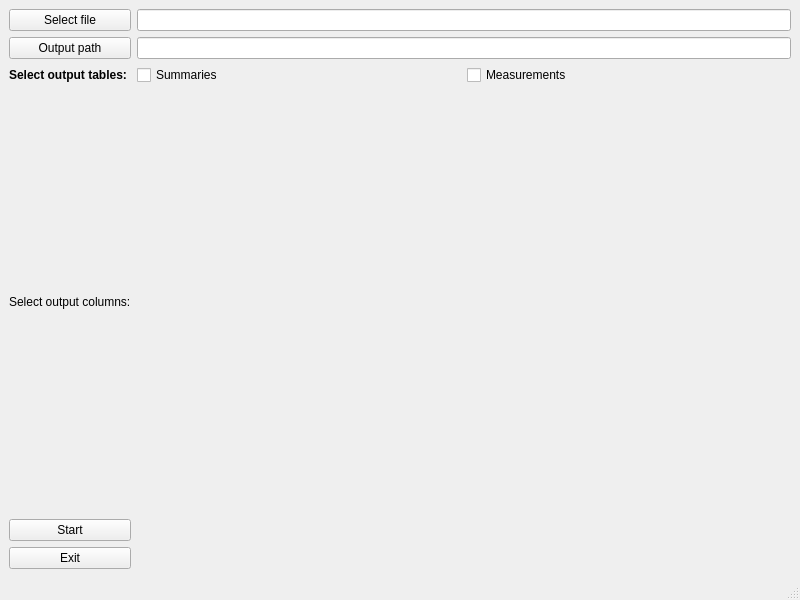
Starbat/tocc, file src/main/resources/base/gui.ui: the form before one commit.
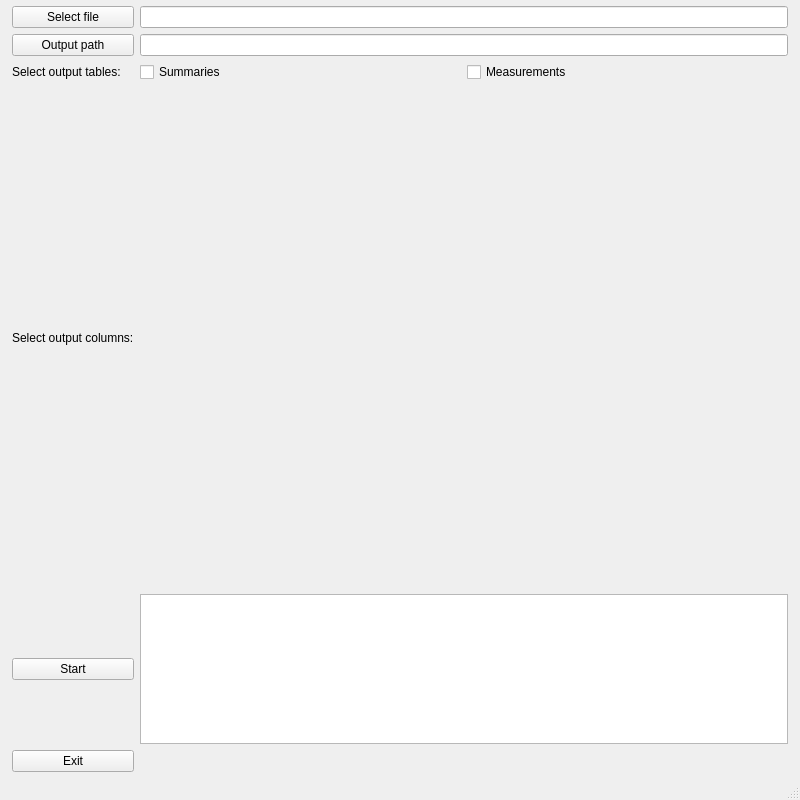
The form after the commit. Icons and pictures are not drawn.

The edit to the form file:
```diff
--- a/src/main/resources/base/gui.ui
+++ b/src/main/resources/base/gui.ui
@@ -7,7 +7,7 @@
     <x>0</x>
     <y>0</y>
     <width>800</width>
-    <height>600</height>
+    <height>800</height>
    </rect>
   </property>
   <property name="windowTitle">
@@ -15,6 +15,18 @@
   </property>
   <widget class="QWidget" name="centralwidget">
    <layout class="QGridLayout" name="gridLayout">
+    <property name="leftMargin">
+     <number>12</number>
+    </property>
+    <property name="topMargin">
+     <number>6</number>
+    </property>
+    <property name="rightMargin">
+     <number>12</number>
+    </property>
+    <property name="bottomMargin">
+     <number>6</number>
+    </property>
     <item row="0" column="1">
      <widget class="QLineEdit" name="inputLine"/>
     </item>
@@ -82,8 +94,8 @@
      <widget class="QLabel" name="label">
       <property name="font">
        <font>
-        <weight>75</weight>
-        <bold>true</bold>
+        <weight>50</weight>
+        <bold>false</bold>
        </font>
       </property>
       <property name="text">
@@ -115,7 +127,20 @@
       </property>
       <property name="icon">
        <iconset>
-        <normaloff>../../../../../../Tresore/Offene_Tesore/Eigene_Dateien/Dokumente/Software_Projekte/tocc/src/main/resources/base/images/iconmonstr-door-6.svg</normaloff>../../../../../../Tresore/Offene_Tesore/Eigene_Dateien/Dokumente/Software_Projekte/tocc/src/main/resources/base/images/iconmonstr-door-6.svg</iconset>
+        <normaloff>images/iconmonstr-door-6.svg</normaloff>images/iconmonstr-door-6.svg</iconset>
+      </property>
+     </widget>
+    </item>
+    <item row="4" column="1">
+     <widget class="QPlainTextEdit" name="feedback">
+      <property name="maximumSize">
+       <size>
+        <width>16777215</width>
+        <height>150</height>
+       </size>
+      </property>
+      <property name="readOnly">
+       <bool>true</bool>
       </property>
      </widget>
     </item>
```
Left out of the diff: 8 changed lines with no effect on the pictures.
